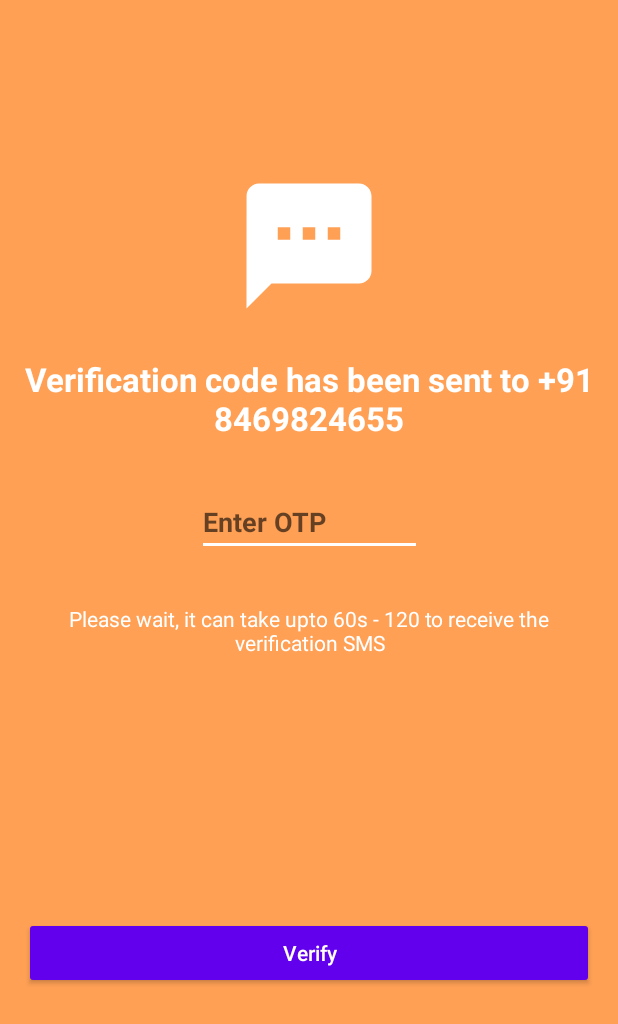
After one commit to Crystalmonis/UCdemo, an Android app: the layout activity_otpverification.xml on its own in the app's theme, with its tools: preview values and no code run, on a phone screen of 412 x 824 dp. The commit adds this screen. Shown: the top 1024 px of the screen. Run offline under Robolectric (Android 15) with nearby library versions, the phone set to English and light mode, and no system bars.

Commit message:
OTP verification Activity

```diff
--- a/app/src/main/java/com/example/ucdemo/DBqueries.java
+++ b/app/src/main/java/com/example/ucdemo/DBqueries.java
@@ -406,7 +406,9 @@ public class DBqueries {
                                             task.getResult().get("fullname_" + x).toString()
                                             , task.getResult().get("pincode_" + x).toString()
                                             , task.getResult().get("address_" + x).toString()
-                                            , (boolean) task.getResult().get("selected_" + x)));
+                                            , (boolean) task.getResult().get("selected_" + x)
+                                            ,task.getResult().getString("mobile_no_" + x).toString()
+                                    ));
                                     if((boolean)task.getResult().get("selected_"+x)){
                                         selectedaddress=Integer.parseInt(String.valueOf(x - 1));
                                     }
--- /dev/null
+++ b/app/src/main/res/drawable/sms.xml
@@ -0,0 +1,9 @@
+<vector xmlns:android="http://schemas.android.com/apk/res/android"
+    android:width="24dp"
+    android:height="24dp"
+    android:viewportWidth="24.0"
+    android:viewportHeight="24.0">
+  <path
+      android:fillColor="#FF000000"
+      android:pathData="M20,2L4,2c-1.1,0 -1.99,0.9 -1.99,2L2,22l4,-4h14c1.1,0 2,-0.9 2,-2L22,4c0,-1.1 -0.9,-2 -2,-2zM9,11L7,11L7,9h2v2zM13,11h-2L11,9h2v2zM17,11h-2L15,9h2v2z"/>
+</vector>
--- /dev/null
+++ b/app/src/main/res/layout/activity_otpverification.xml
@@ -0,0 +1,89 @@
+<?xml version="1.0" encoding="utf-8"?>
+<androidx.constraintlayout.widget.ConstraintLayout xmlns:android="http://schemas.android.com/apk/res/android"
+    xmlns:app="http://schemas.android.com/apk/res-auto"
+    xmlns:tools="http://schemas.android.com/tools"
+    android:layout_width="match_parent"
+    android:layout_height="match_parent"
+    android:background="@color/user_theme"
+    tools:context=".OTPverificationActivity">
+
+    <ImageView
+        android:id="@+id/imageView2"
+        android:layout_width="100dp"
+        android:layout_height="100dp"
+        android:layout_marginStart="8dp"
+        android:layout_marginTop="32dp"
+        android:layout_marginEnd="8dp"
+        android:layout_marginBottom="8dp"
+        app:tint="@color/white"
+        app:layout_constraintBottom_toBottomOf="parent"
+        app:layout_constraintEnd_toEndOf="parent"
+        app:layout_constraintStart_toStartOf="parent"
+        app:layout_constraintTop_toTopOf="parent"
+        app:layout_constraintVertical_bias="0.12"
+        app:srcCompat="@drawable/sms" />
+
+    <TextView
+        android:id="@+id/phone_no"
+        android:layout_width="0dp"
+        android:layout_height="wrap_content"
+        android:layout_marginStart="16dp"
+        android:layout_marginTop="24dp"
+        android:layout_marginEnd="16dp"
+        android:text="Verification code has been sent to +91 8469824655"
+        android:textColor="@color/white"
+        android:textStyle="bold"
+        android:textAlignment="center"
+        android:textSize="22sp"
+        app:layout_constraintEnd_toEndOf="parent"
+        app:layout_constraintStart_toStartOf="parent"
+        app:layout_constraintTop_toBottomOf="@+id/imageView2" />
+
+    <EditText
+        android:id="@+id/otp"
+        android:layout_width="150dp"
+        android:layout_height="wrap_content"
+        android:layout_marginStart="16dp"
+        android:layout_marginTop="32dp"
+        android:layout_marginEnd="16dp"
+        android:ems="10"
+        android:backgroundTint="@color/white"
+        android:hint="Enter OTP"
+        android:maxLength="6"
+        android:textColor="@color/white"
+        android:textStyle="bold"
+        android:inputType="number"
+        app:layout_constraintEnd_toEndOf="parent"
+        app:layout_constraintStart_toStartOf="parent"
+        app:layout_constraintTop_toBottomOf="@+id/phone_no" />
+
+    <TextView
+        android:id="@+id/textView39"
+        android:layout_width="0dp"
+        android:layout_height="wrap_content"
+        android:layout_marginStart="16dp"
+        android:layout_marginTop="32dp"
+        android:layout_marginEnd="16dp"
+        android:text="Please wait, it can take upto 60s - 120 to receive the verification SMS"
+        android:textColor="@color/white"
+        android:textAlignment="center"
+        app:layout_constraintEnd_toEndOf="parent"
+        app:layout_constraintStart_toStartOf="parent"
+        app:layout_constraintTop_toBottomOf="@+id/otp" />
+
+    <Button
+        android:id="@+id/verify_btn"
+        android:layout_width="0dp"
+        android:layout_height="wrap_content"
+        android:layout_marginStart="16dp"
+        android:layout_marginTop="8dp"
+        android:layout_marginEnd="16dp"
+        android:text="Verify"
+        android:textAllCaps="false"
+        android:textColor="@color/white"
+        android:backgroundTint="@color/purple_500"
+        app:layout_constraintBottom_toBottomOf="parent"
+        app:layout_constraintEnd_toEndOf="parent"
+        app:layout_constraintStart_toStartOf="parent"
+        app:layout_constraintTop_toBottomOf="@+id/textView39" />
+</androidx.constraintlayout.widget.ConstraintLayout>
```
Also changed, not shown: app/src/main/AndroidManifest.xml (+11 -8 lines), app/src/main/java/com/example/ucdemo/AddAddressActivity.java (+5 -4 lines), app/src/main/java/com/example/ucdemo/AddressesAdapter.java (+4 -3 lines), app/src/main/java/com/example/ucdemo/AddressesModel.java (+11 -1 lines), app/src/main/java/com/example/ucdemo/DeliveryActivity.java (+21 -3 lines), app/src/main/java/com/example/ucdemo/OTPverificationActivity.java (added, +31 -0 lines).
